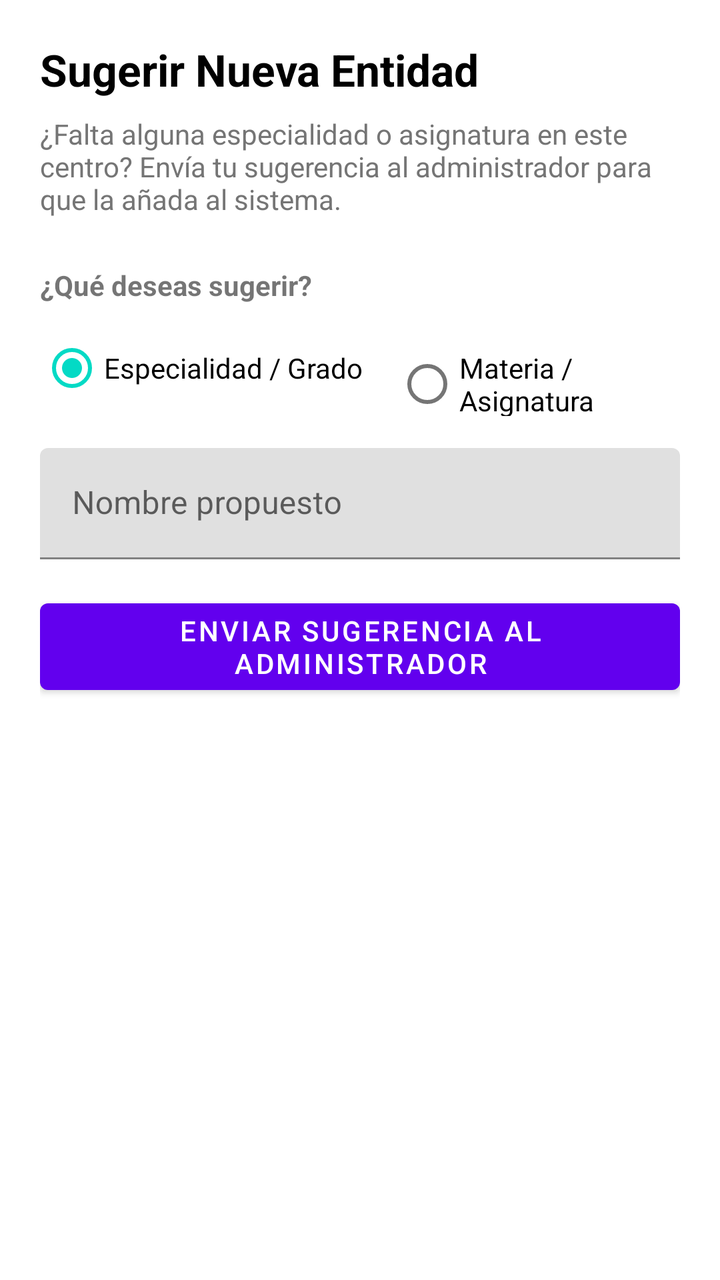
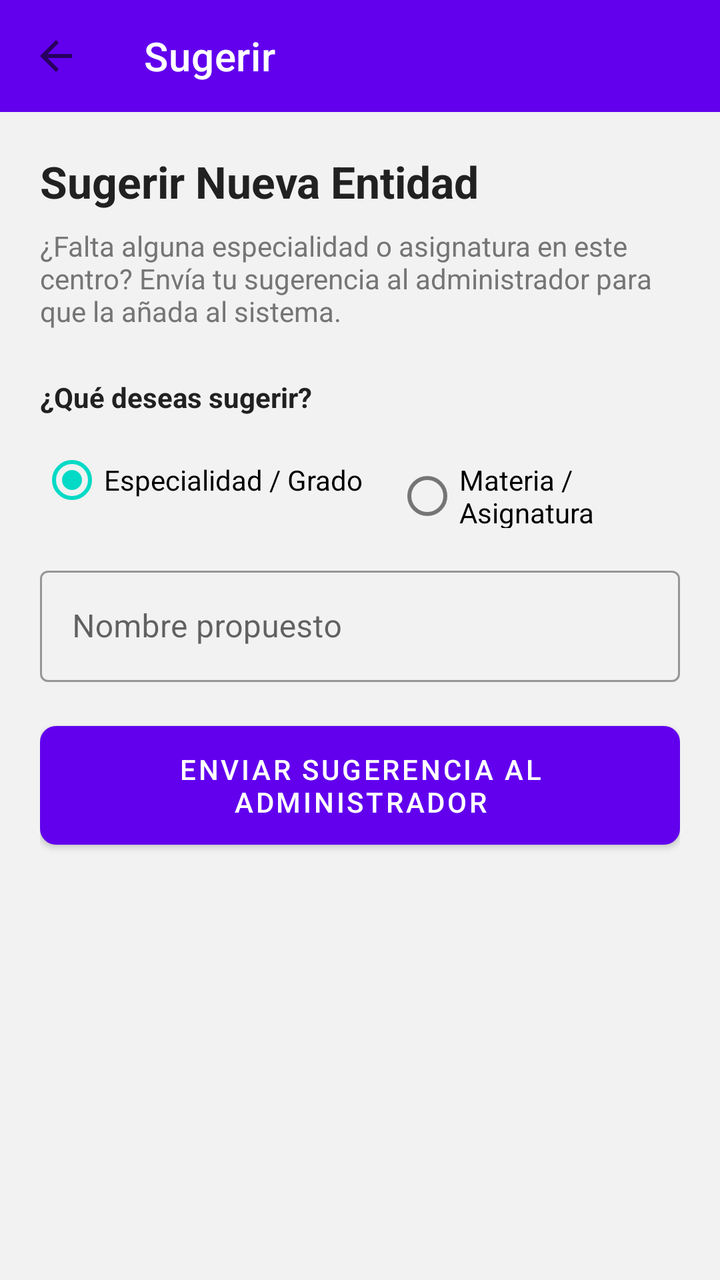

An Android layout rendered at two revisions. The XML below is the earlier revision; the diff shows what the commit changed to produce the second picture.
<!-- AndroidManifest.xml: application theme Theme.StudyBro -->
<!-- res/layout/actividad_sugerir.xml -->
<?xml version="1.0" encoding="utf-8"?>
<LinearLayout xmlns:android="http://schemas.android.com/apk/res/android"
    android:layout_width="match_parent"
    android:layout_height="match_parent"
    android:orientation="vertical"
    android:padding="20dp"
    android:gravity="top">

    <TextView
        android:layout_width="match_parent"
        android:layout_height="wrap_content"
        android:text="Sugerir Nueva Entidad"
        android:textSize="22sp"
        android:textStyle="bold"
        android:textColor="@android:color/black"
        android:layout_marginBottom="8dp"/>

    <TextView
        android:layout_width="match_parent"
        android:layout_height="wrap_content"
        android:text="¿Falta alguna especialidad o asignatura en este centro? Envía tu sugerencia al administrador para que la añada al sistema."
        android:textSize="14sp"
        android:textColor="@color/text_secondary"
        android:layout_marginBottom="24dp"/>

    <TextView
        android:layout_width="match_parent"
        android:layout_height="wrap_content"
        android:text="¿Qué deseas sugerir?"
        android:textStyle="bold"
        android:layout_marginBottom="8dp"/>

    <RadioGroup
        android:id="@+id/rgTipoSugerencia"
        android:layout_width="match_parent"
        android:layout_height="wrap_content"
        android:orientation="horizontal"
        android:layout_marginBottom="16dp">
        <RadioButton
            android:id="@+id/rbEspecialidad"
            android:layout_width="wrap_content"
            android:layout_height="wrap_content"
            android:text="Especialidad / Grado"
            android:checked="true"/>
        <RadioButton
            android:id="@+id/rbMateria"
            android:layout_width="wrap_content"
            android:layout_height="wrap_content"
            android:text="Materia / Asignatura"
            android:layout_marginStart="16dp"/>
    </RadioGroup>

    
    <com.google.android.material.textfield.TextInputLayout
        android:layout_width="match_parent"
        android:layout_height="wrap_content"
        android:layout_marginBottom="16dp">
        <com.google.android.material.textfield.TextInputEditText
            android:id="@+id/etNombreSugerido"
            android:layout_width="match_parent"
            android:layout_height="wrap_content"
            android:hint="Nombre propuesto"
            android:inputType="textCapWords" />
    </com.google.android.material.textfield.TextInputLayout>

    
    <com.google.android.material.textfield.TextInputLayout
        android:id="@+id/tilCurso"
        android:layout_width="match_parent"
        android:layout_height="wrap_content"
        android:layout_marginBottom="24dp"
        android:visibility="gone">
        <com.google.android.material.textfield.TextInputEditText
            android:id="@+id/etCursoSugerido"
            android:layout_width="match_parent"
            android:layout_height="wrap_content"
            android:hint="Curso (ej. 1, 2, 3...)"
            android:inputType="number" />
    </com.google.android.material.textfield.TextInputLayout>

    <com.google.android.material.button.MaterialButton
        android:id="@+id/btnEnviarSugerencia"
        android:layout_width="match_parent"
        android:layout_height="wrap_content"
        android:text="Enviar Sugerencia al Administrador"/>

</LinearLayout>
<!-- resources referenced by this layout -->
<resources>
  <color name="text_secondary">#757575</color>
  <style name="Theme.StudyBro" parent="Theme.MaterialComponents.DayNight.DarkActionBar">
          
          <item name="colorPrimary">@color/purple_500</item>
          <item name="colorPrimaryVariant">@color/purple_700</item>
          <item name="colorOnPrimary">@color/white</item>
          
          <item name="colorSecondary">@color/teal_200</item>
          <item name="colorSecondaryVariant">@color/teal_700</item>
          <item name="colorOnSecondary">@color/black</item>
          
          <item name="android:statusBarColor">?attr/colorPrimaryVariant</item>
          
      </style>
  <color name="purple_500">#FF6200EE</color>
  <color name="purple_700">#FF3700B3</color>
  <color name="white">#FFFFFFFF</color>
  <color name="teal_200">#FF03DAC5</color>
  <color name="teal_700">#FF018786</color>
  <color name="black">#FF000000</color>
</resources>

<!-- the commit's change to res/layout/actividad_sugerir.xml (unified diff, before → after) -->
@@ -1,87 +1,116 @@
-<?xml version="1.0" encoding="utf-8"?>
 <LinearLayout xmlns:android="http://schemas.android.com/apk/res/android"
+    xmlns:app="http://schemas.android.com/apk/res-auto"
     android:layout_width="match_parent"
     android:layout_height="match_parent"
     android:orientation="vertical"
-    android:padding="20dp"
-    android:gravity="top">
+    android:background="@color/background">
 
-    <TextView
+    <com.google.android.material.appbar.AppBarLayout
         android:layout_width="match_parent"
-        android:layout_height="wrap_content"
-        android:text="Sugerir Nueva Entidad"
-        android:textSize="22sp"
-        android:textStyle="bold"
-        android:textColor="@android:color/black"
-        android:layout_marginBottom="8dp"/>
+        android:layout_height="wrap_content">
+        <androidx.appcompat.widget.Toolbar
+            android:id="@+id/toolbar"
+            android:layout_width="match_parent"
+            android:layout_height="?attr/actionBarSize"
+            android:background="@color/primary"
+            app:title="Sugerir"
+            app:titleTextColor="@color/on_primary"
+            app:navigationIcon="@drawable/ic_arrow_back"/>
+    </com.google.android.material.appbar.AppBarLayout>
 
-    <TextView
+    <ScrollView
         android:layout_width="match_parent"
-        android:layout_height="wrap_content"
-        android:text="¿Falta alguna especialidad o asignatura en este centro? Envía tu sugerencia al administrador para que la añada al sistema."
-        android:textSize="14sp"
-        android:textColor="@color/text_secondary"
-        android:layout_marginBottom="24dp"/>
+        android:layout_height="match_parent">
 
-    <TextView
-        android:layout_width="match_parent"
-        android:layout_height="wrap_content"
-        android:text="¿Qué deseas sugerir?"
-        android:textStyle="bold"
-        android:layout_marginBottom="8dp"/>
-
-    <RadioGroup
-        android:id="@+id/rgTipoSugerencia"
-        android:layout_width="match_parent"
-        android:layout_height="wrap_content"
-        android:orientation="horizontal"
-        android:layout_marginBottom="16dp">
-        <RadioButton
-            android:id="@+id/rbEspecialidad"
-            android:layout_width="wrap_content"
-            android:layout_height="wrap_content"
-            android:text="Especialidad / Grado"
-            android:checked="true"/>
-        <RadioButton
-            android:id="@+id/rbMateria"
-            android:layout_width="wrap_content"
-            android:layout_height="wrap_content"
-            android:text="Materia / Asignatura"
-            android:layout_marginStart="16dp"/>
-    </RadioGroup>
-
-    
-    <com.google.android.material.textfield.TextInputLayout
-        android:layout_width="match_parent"
-        android:layout_height="wrap_content"
-        android:layout_marginBottom="16dp">
-        <com.google.android.material.textfield.TextInputEditText
-            android:id="@+id/etNombreSugerido"
+        <LinearLayout
             android:layout_width="match_parent"
             android:layout_height="wrap_content"
-            android:hint="Nombre propuesto"
-            android:inputType="textCapWords" />
-    </com.google.android.material.textfield.TextInputLayout>
+            android:orientation="vertical"
+            android:padding="20dp">
 
-    
-    <com.google.android.material.textfield.TextInputLayout
-        android:id="@+id/tilCurso"
-        android:layout_width="match_parent"
-        android:layout_height="wrap_content"
-        android:layout_marginBottom="24dp"
-        android:visibility="gone">
-        <com.google.android.material.textfield.TextInputEditText
-            android:id="@+id/etCursoSugerido"
-            android:layout_width="match_parent"
-            android:layout_height="wrap_content"
-            android:hint="Curso (ej. 1, 2, 3...)"
-            android:inputType="number" />
-    </com.google.android.material.textfield.TextInputLayout>
+            <TextView
+                android:layout_width="match_parent"
+                android:layout_height="wrap_content"
+                android:text="Sugerir Nueva Entidad"
+                android:textSize="22sp"
+                android:textStyle="bold"
+                android:textColor="@color/text_primary"
+                android:layout_marginBottom="8dp"/>
 
-    <com.google.android.material.button.MaterialButton
-        android:id="@+id/btnEnviarSugerencia"
-        android:layout_width="match_parent"
-        android:layout_height="wrap_content"
-        android:text="Enviar Sugerencia al Administrador"/>
+            <TextView
+                android:layout_width="match_parent"
+                android:layout_height="wrap_content"
+                android:text="¿Falta alguna especialidad o asignatura en este centro? Envía tu sugerencia al administrador para que la añada al sistema."
+                android:textSize="14sp"
+                android:textColor="@color/text_secondary"
+                android:layout_marginBottom="24dp"/>
+
+            <TextView
+                android:layout_width="match_parent"
+                android:layout_height="wrap_content"
+                android:text="¿Qué deseas sugerir?"
+                android:textStyle="bold"
+                android:textColor="@color/text_primary"
+                android:layout_marginBottom="8dp"/>
+
+            <RadioGroup
+                android:id="@+id/rgTipoSugerencia"
+                android:layout_width="match_parent"
+                android:layout_height="wrap_content"
+                android:orientation="horizontal"
+                android:layout_marginBottom="16dp">
+                <RadioButton
+                    android:id="@+id/rbEspecialidad"
+                    android:layout_width="wrap_content"
+                    android:layout_height="wrap_content"
+                    android:text="Especialidad / Grado"
+                    android:checked="true"/>
+                <RadioButton
+                    android:id="@+id/rbMateria"
+                    android:layout_width="wrap_content"
+                    android:layout_height="wrap_content"
+                    android:text="Materia / Asignatura"
+                    android:layout_marginStart="16dp"/>
+            </RadioGroup>
+
+            
+            <com.google.android.material.textfield.TextInputLayout
+                android:layout_width="match_parent"
+                android:layout_height="wrap_content"
+                android:layout_marginBottom="16dp"
+                style="@style/Widget.MaterialComponents.TextInputLayout.OutlinedBox">
+                <com.google.android.material.textfield.TextInputEditText
+                    android:id="@+id/etNombreSugerido"
+                    android:layout_width="match_parent"
+                    android:layout_height="wrap_content"
+                    android:hint="Nombre propuesto"
+                    android:inputType="textCapWords" />
+            </com.google.android.material.textfield.TextInputLayout>
+
+            
+            <com.google.android.material.textfield.TextInputLayout
+                android:id="@+id/tilCurso"
+                android:layout_width="match_parent"
+                android:layout_height="wrap_content"
+                android:layout_marginBottom="24dp"
+                android:visibility="gone"
+                style="@style/Widget.MaterialComponents.TextInputLayout.OutlinedBox">
+                <com.google.android.material.textfield.TextInputEditText
+                    android:id="@+id/etCursoSugerido"
+                    android:layout_width="match_parent"
+                    android:layout_height="wrap_content"
+                    android:hint="Curso (ej. 1, 2, 3...)"
+                    android:inputType="number" />
+            </com.google.android.material.textfield.TextInputLayout>
+
+            <com.google.android.material.button.MaterialButton
+                android:id="@+id/btnEnviarSugerencia"
+                android:layout_width="match_parent"
+                android:layout_height="wrap_content"
+                android:text="Enviar Sugerencia al Administrador"
+                android:padding="12dp"
+                app:cornerRadius="8dp"/>
+        </LinearLayout>
+    </ScrollView>
 
 </LinearLayout>
<!-- resource entries referenced after the edit -->
@@ -1,7 +1,23 @@
 <!-- resources referenced by this layout -->
 <resources>
+  <color name="background">#F2F2F2</color>
+  <color name="on_primary">#FFFFFF</color>
+  <color name="primary">#6200EE</color>
+  <color name="text_primary">#212121</color>
   <color name="text_secondary">#757575</color>
-  <style name="Theme.StudyBro" parent="Theme.MaterialComponents.DayNight.DarkActionBar">
+  <!-- drawable ic_arrow_back (drawable) -->
+  <vector xmlns:android="http://schemas.android.com/apk/res/android"
+      android:width="24dp"
+      android:height="24dp"
+      android:viewportWidth="24"
+      android:viewportHeight="24"
+      android:tint="?attr/colorControlNormal"
+      android:autoMirrored="true">
+      <path
+          android:fillColor="@android:color/white"
+          android:pathData="M20,11H7.83l5.59,-5.59L12,4l-8,8 8,8 1.41,-1.41L7.83,13H20v-2z"/>
+  </vector>
+  <style name="Theme.StudyBro" parent="Theme.MaterialComponents.Light.DarkActionBar">
           
           <item name="colorPrimary">@color/purple_500</item>
           <item name="colorPrimaryVariant">@color/purple_700</item>
